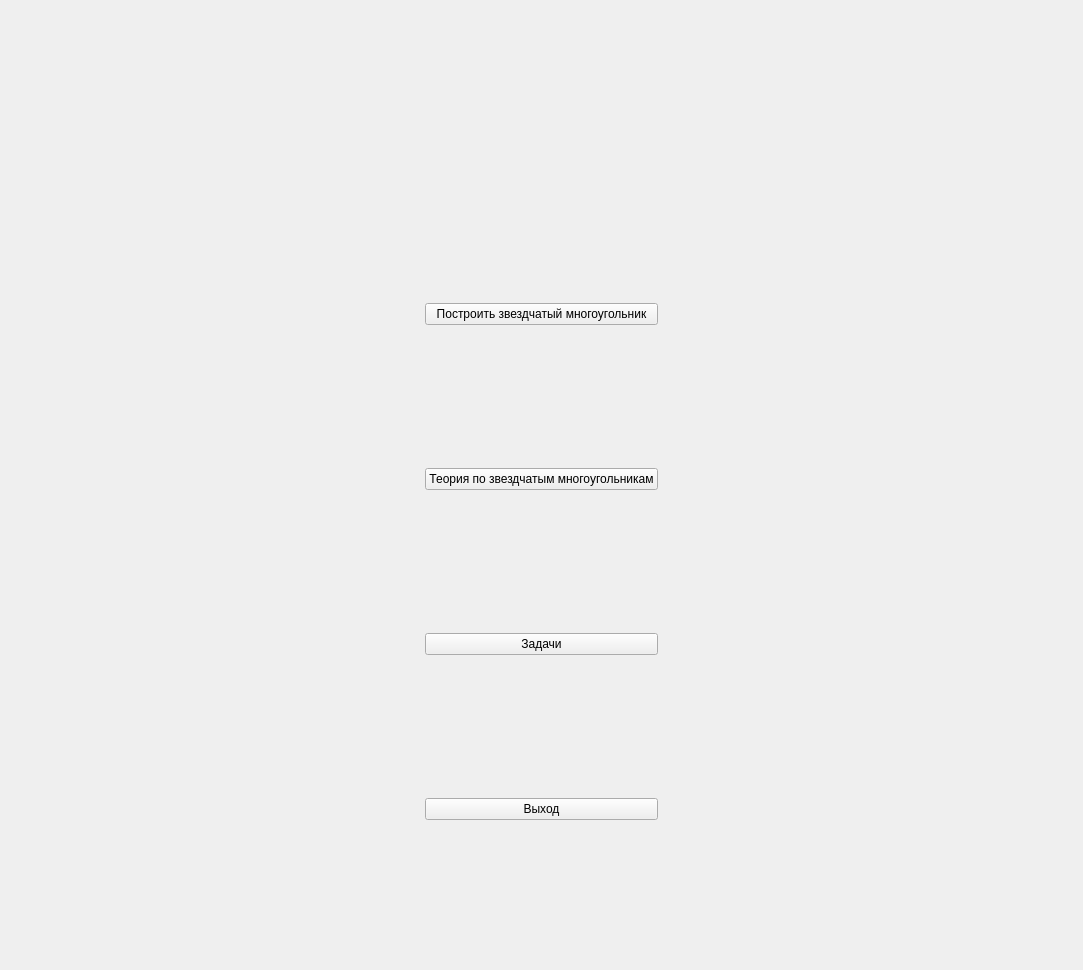
The window that ui/MainWindow.ui (ekosachev/StarPolygonsDesktop) describes before a commit, drawn with Qt 5.
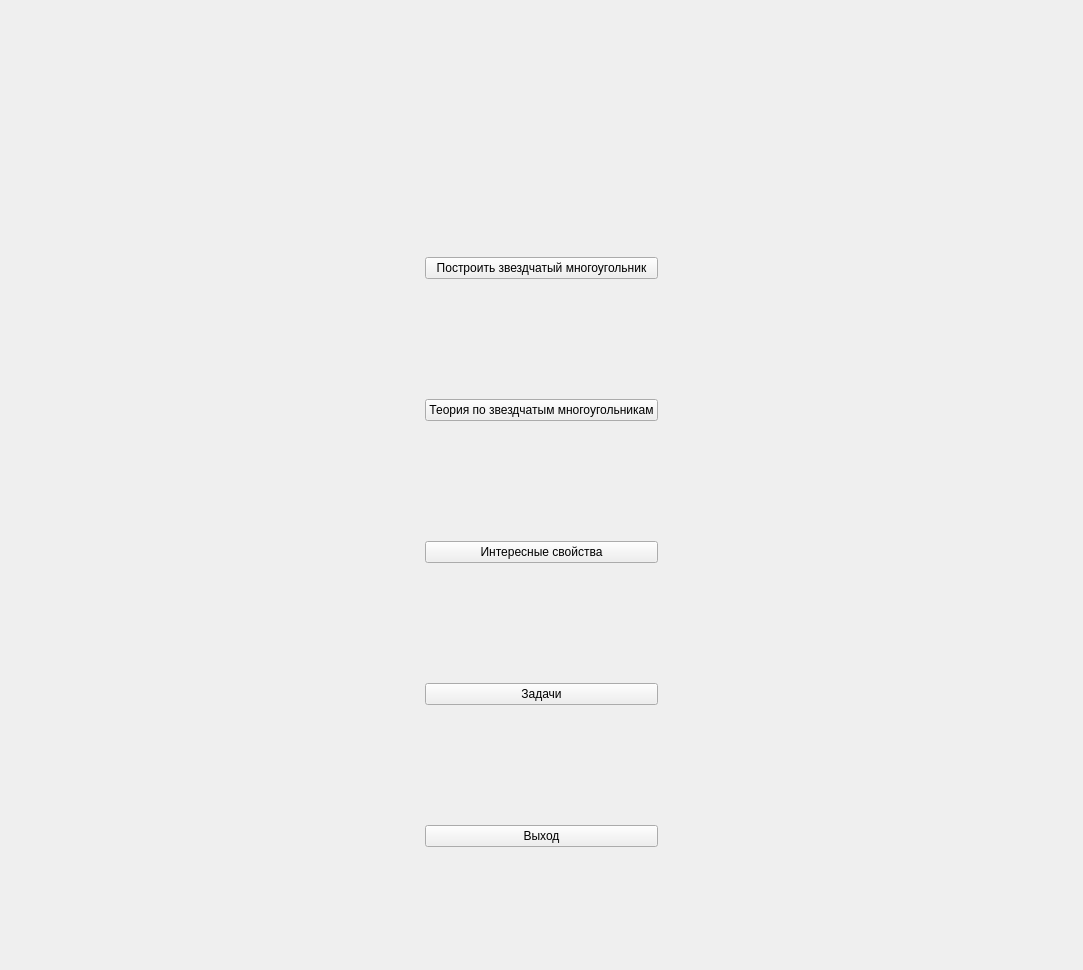
The same window after the commit. Icons and pictures are not drawn.

Commit message: fixed interesting facts window

```diff
--- a/ui/MainWindow.ui
+++ b/ui/MainWindow.ui
@@ -40,6 +40,12 @@
             <verstretch>30</verstretch>
            </sizepolicy>
           </property>
+          <property name="maximumSize">
+           <size>
+            <width>400</width>
+            <height>16777215</height>
+           </size>
+          </property>
           <property name="text">
            <string/>
           </property>
@@ -70,6 +76,13 @@
         </property>
        </widget>
       </item>
+      <item>
+       <widget class="QPushButton" name="btnFacts">
+        <property name="text">
+         <string>Интересные свойства</string>
+        </property>
+       </widget>
+      </item>
       <item>
        <widget class="QPushButton" name="btnExersises">
         <property name="text">
```
The commit also changes 5 other files.
